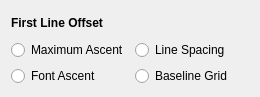
Qt form scribus/ui/propertywidget_flopbase.ui (nitramr/scribus-indigo) before a commit.
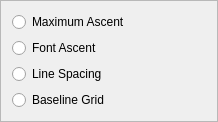
The same form after that commit.

Patch:
```diff
--- a/scribus/ui/propertywidget_flopbase.ui
+++ b/scribus/ui/propertywidget_flopbase.ui
@@ -6,24 +6,21 @@
    <rect>
     <x>0</x>
     <y>0</y>
-    <width>260</width>
-    <height>97</height>
+    <width>218</width>
+    <height>88</height>
    </rect>
   </property>
   <property name="windowTitle">
    <string>Frame</string>
   </property>
   <property name="frameShape">
-   <enum>QFrame::NoFrame</enum>
+   <enum>QFrame::StyledPanel</enum>
   </property>
   <property name="frameShadow">
-   <enum>QFrame::Plain</enum>
+   <enum>QFrame::Raised</enum>
   </property>
-  <property name="lineWidth">
-   <number>0</number>
-  </property>
-  <layout class="QGridLayout" name="gridLayout_2">
-   <item row="1" column="0">
+  <layout class="QVBoxLayout" name="verticalLayout">
+   <item>
     <widget class="QRadioButton" name="flopRealHeight">
      <property name="text">
       <string>Maximum Ascent</string>
@@ -33,17 +30,7 @@
      </attribute>
     </widget>
    </item>
-   <item row="1" column="1">
-    <widget class="QRadioButton" name="flopLineSpacing">
-     <property name="text">
-      <string>Line Spacing</string>
-     </property>
-     <attribute name="buttonGroup">
-      <string notr="true">flopGroup</string>
-     </attribute>
-    </widget>
-   </item>
-   <item row="2" column="0">
+   <item>
     <widget class="QRadioButton" name="flopFontAscent">
      <property name="text">
       <string>Font Ascent</string>
@@ -53,7 +40,17 @@
      </attribute>
     </widget>
    </item>
-   <item row="2" column="1">
+   <item>
+    <widget class="QRadioButton" name="flopLineSpacing">
+     <property name="text">
+      <string>Line Spacing</string>
+     </property>
+     <attribute name="buttonGroup">
+      <string>flopGroup</string>
+     </attribute>
+    </widget>
+   </item>
+   <item>
     <widget class="QRadioButton" name="flopBaselineGrid">
      <property name="text">
       <string>Baseline Grid</string>
@@ -63,19 +60,6 @@
      </attribute>
     </widget>
    </item>
-   <item row="0" column="0">
-    <widget class="QLabel" name="lblTitle">
-     <property name="font">
-      <font>
-       <weight>75</weight>
-       <bold>true</bold>
-      </font>
-     </property>
-     <property name="text">
-      <string>First Line Offset</string>
-     </property>
-    </widget>
-   </item>
   </layout>
  </widget>
  <resources/>
```
Left out of the diff: 6 changed lines with no effect on the pictures.
